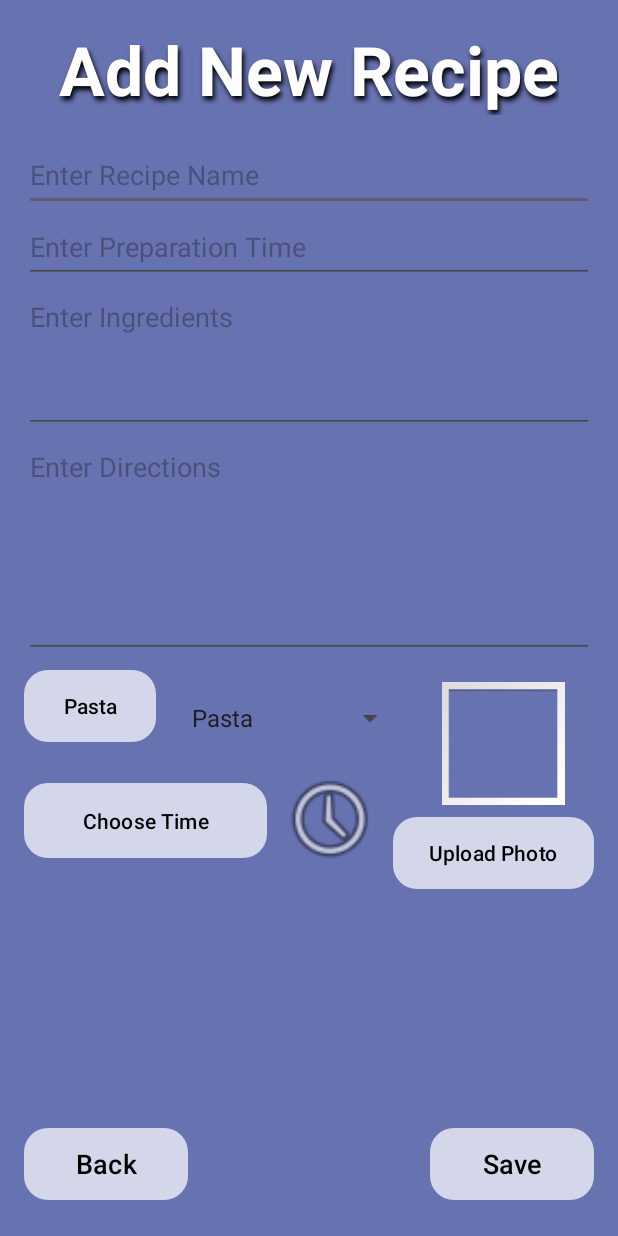
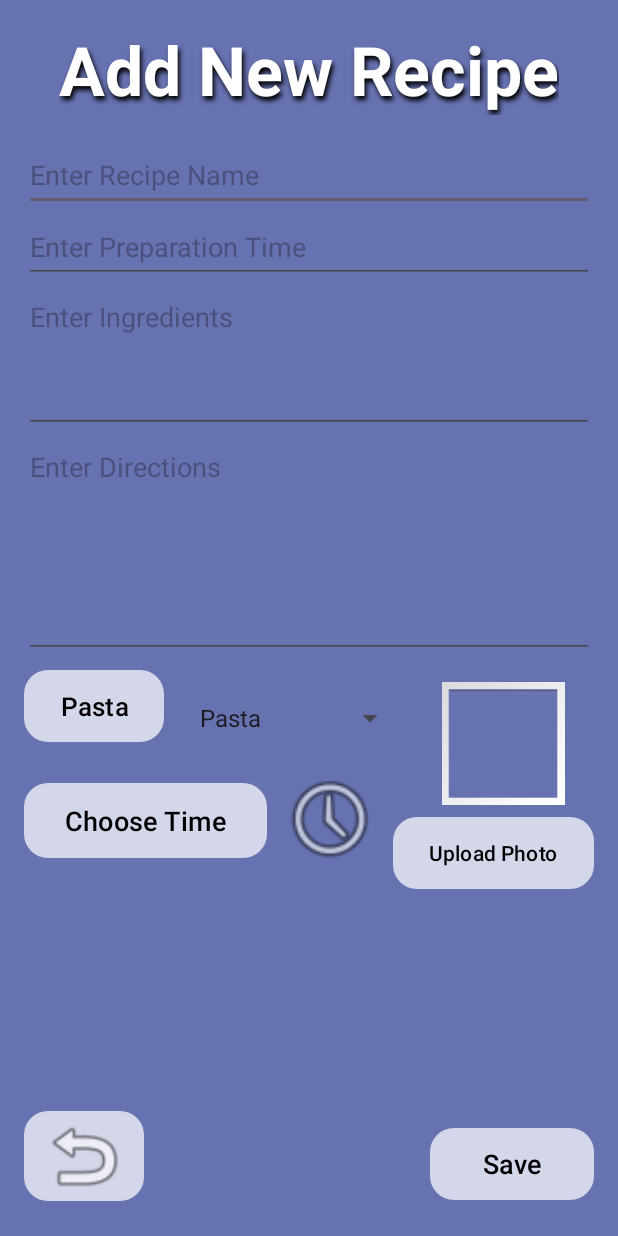
Before and after one commit to yarden7626/RecipeBook, an Android app: the AddActivity screen opened directly, with no data from a screen before it, on a phone screen of 412 x 824 dp. Run offline under Robolectric (Android 15) with nearby library versions, the phone set to English and light mode, and no system bars.

Commit message:
שיניתי את הכפתור חזור

```diff
--- a/app/src/main/res/layout/activity_add.xml
+++ b/app/src/main/res/layout/activity_add.xml
@@ -101,6 +101,8 @@
         android:layout_height="wrap_content"
         android:text="Choose Category"
         android:layout_marginTop="8dp"
+        android:textSize="17sp"
+
         android:layout_marginStart="16dp"
         android:background="@drawable/button_background"
         app:layout_constraintTop_toBottomOf="@id/formContainer"
@@ -127,6 +129,7 @@
         android:layout_height="50dp"
         android:layout_marginStart="16dp"
         android:layout_marginTop="27dp"
+        android:textSize="18sp"
         android:background="@drawable/button_background"
         android:text="Choose Time"
         app:layout_constraintStart_toStartOf="parent"
@@ -162,15 +165,18 @@
         tools:ignore="VisualLintButtonSize" />
 
     <!-- כפתור חזרה -->
-    <Button
+
+    <ImageButton
         android:id="@+id/backButton"
-        android:layout_width="109dp"
-        android:layout_height="48dp"
+        android:src="@android:drawable/ic_menu_revert"
+        android:layout_width="80sp"
+        android:layout_height="60sp"
         android:layout_margin="16dp"
         android:layout_marginStart="16dp"
         android:background="@drawable/button_background"
         android:text="@string/back"
         android:textSize="18sp"
+        android:scaleType="fitCenter"
         app:layout_constraintBottom_toBottomOf="parent"
         app:layout_constraintStart_toStartOf="parent"
         app:layout_constraintTop_toBottomOf="@id/AddPhotoBtn"
```
